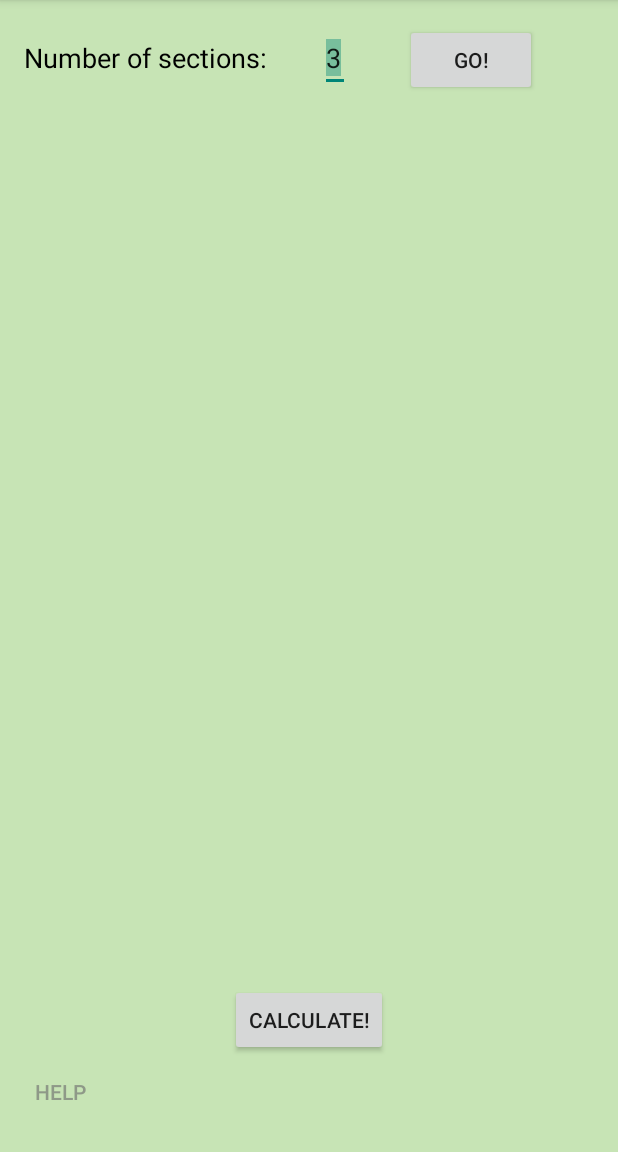
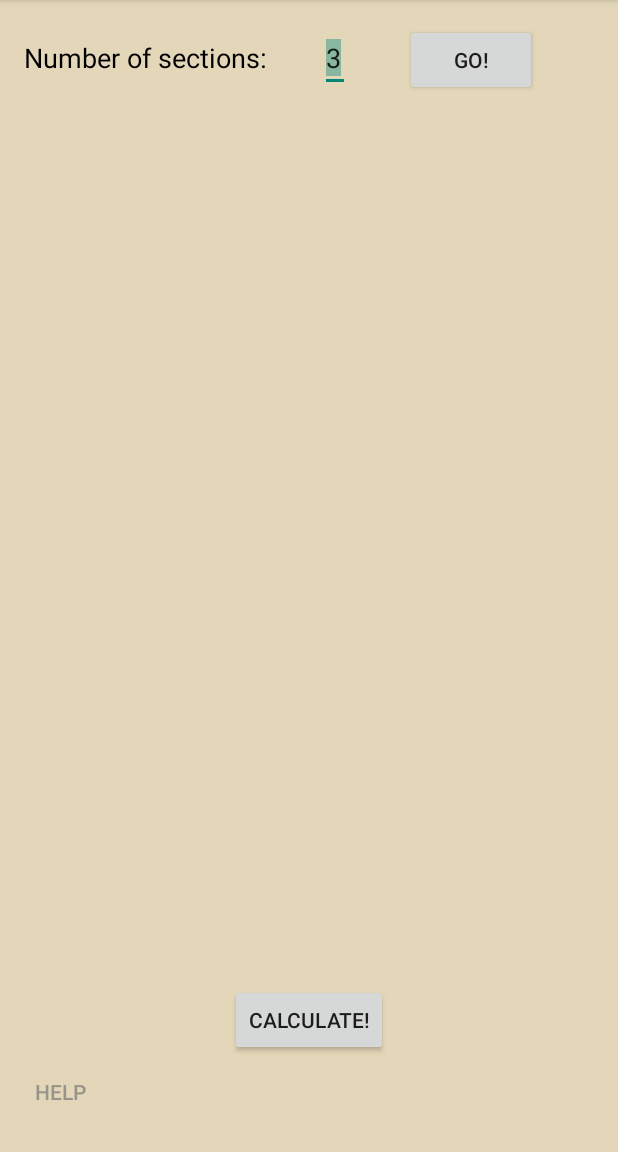
Before and after one commit to nchanfreau/first, an Android app: the screen it shows after launch (FirstActivity), on a phone screen of 412 x 824 dp, the part 84-1236 px from its top. Run offline under Robolectric (Android 15) with nearby library versions, the phone set to English and light mode, and no system bars.

Commit message:
changed background color of first activity

```diff
--- a/app/src/main/java/com/example/nataliechanfreau/myapplication/FirstActivity.java
+++ b/app/src/main/java/com/example/nataliechanfreau/myapplication/FirstActivity.java
@@ -191,4 +191,8 @@ public class FirstActivity extends ActionBarActivity {
         return row;
     }
 
+    public void helpButtonOnClick(View v) {
+
+    }
+
 }
--- a/app/src/main/res/layout/activity_one.xml
+++ b/app/src/main/res/layout/activity_one.xml
@@ -5,7 +5,7 @@
     android:paddingTop="@dimen/activity_vertical_margin"
     android:paddingBottom="@dimen/activity_vertical_margin" tools:context=".MainActivity"
     android:id="@+id/main_relative"
-    android:background="#4f55b11b">
+    android:background="#4fb18828">
 
     <LinearLayout
         android:orientation="vertical"
```
